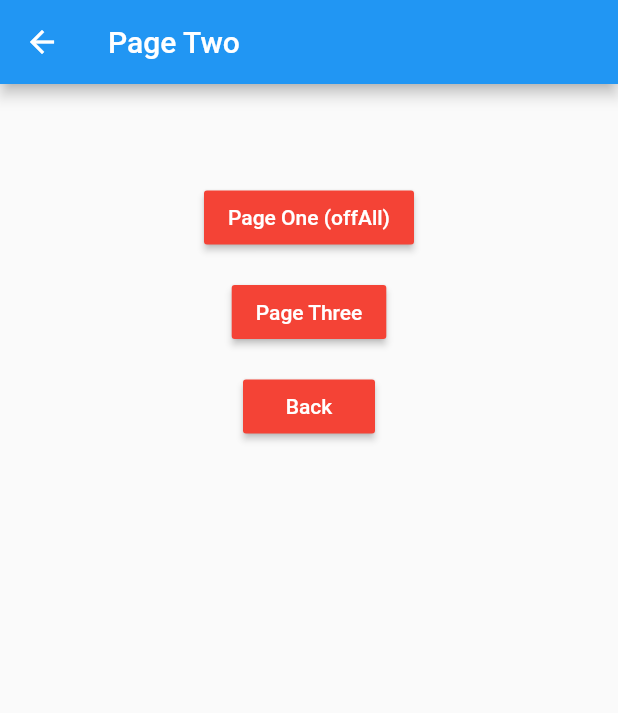
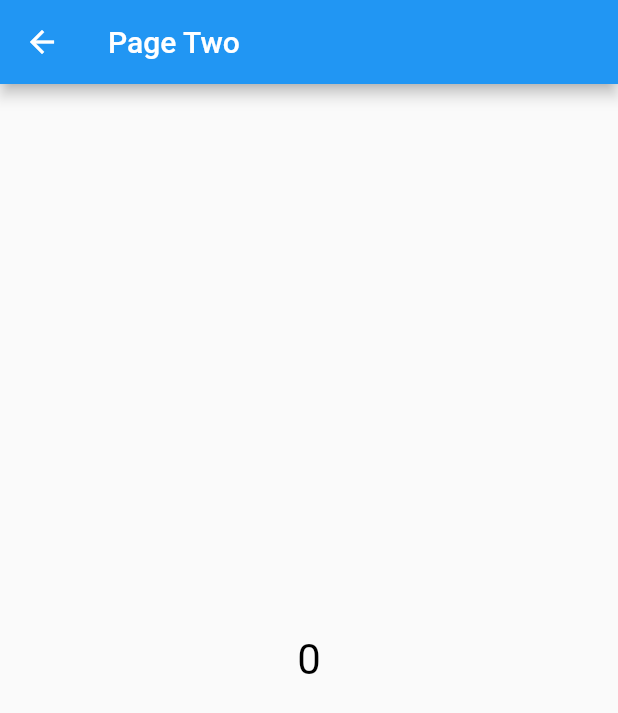
Before and after one commit to ImadDz-7/Learn-state-management-getx, a Flutter app: the PageTwoView screen opened directly, on a phone screen of 412 x 824 dp. Shown: the top 713 px of the screen. Run offline on Flutter 3.47's test engine with Material 2 defaults, Android fonts, the phone set to English and light mode, and no system bars; our stand-ins replace get.

Commit message:
Add Text widget in PageTwo to display the value of the counter when the permanent = true in put method in PageOne

```diff
--- a/lib/view/home_view.dart
+++ b/lib/view/home_view.dart
@@ -4,6 +4,7 @@ import 'package:learn_getx_app/controller/home_controller.dart';
 import 'package:learn_getx_app/view/page_four_view.dart';
 import 'package:learn_getx_app/view/page_one_view.dart';
 import 'package:learn_getx_app/view/page_three_view.dart';
+import 'package:learn_getx_app/view/page_two_view.dart';
 
 class HomeView extends StatelessWidget {
   HomeView({super.key});
@@ -24,21 +25,23 @@ class HomeView extends StatelessWidget {
           children: [
             MaterialButton(
               onPressed: () {
-                Get.to(PageOneView());
+                Get.to(() =>PageOneView());
               },
               color: Colors.red,
               child: const Text('Page One'),
             ),
             const SizedBox(height: 25),
             MaterialButton(
-              onPressed: () {},
+              onPressed: () {
+                Get.to(() => PageTwoView());
+              },
               color: Colors.red,
               child: const Text('Page Two'),
             ),
             const SizedBox(height: 25),
             MaterialButton(
               onPressed: () {
-                Get.to(PageThreeView());
+                Get.to(() => PageThreeView());
               },
               color: Colors.red,
               child: const Text('Page Three'),
--- a/lib/view/page_one_view.dart
+++ b/lib/view/page_one_view.dart
@@ -5,7 +5,7 @@ import 'package:learn_getx_app/controller/home_controller.dart';
 class PageOneView extends StatelessWidget {
   PageOneView({super.key});
 
-  HomeController controller = Get.put(HomeController());
+  HomeController controller = Get.put(HomeController(), permanent: true);
 
   @override
   Widget build(BuildContext context) {
--- a/lib/view/page_two_view.dart
+++ b/lib/view/page_two_view.dart
@@ -1,5 +1,6 @@
 import 'package:flutter/material.dart';
 import 'package:get/get.dart';
+import 'package:learn_getx_app/controller/home_controller.dart';
 import 'package:learn_getx_app/view/page_one_view.dart';
 import 'package:learn_getx_app/view/page_three_view.dart';
 
@@ -15,49 +16,19 @@ class PageTwoView extends StatelessWidget {
       body: Container(
         width: double.infinity,
         child: Column(
+          mainAxisAlignment: MainAxisAlignment.center,
           children: [
-            const SizedBox(height: 65),
-            MaterialButton(
-              onPressed: () {
-                Get.offAll( PageOneView());
-              },
-
-              color: Colors.red,
-              child: const Text(
-                'Page One (offAll)',
-                style: TextStyle(
-                  color: Colors.white,
-                ),
+            GetBuilder<HomeController>(
+              init: HomeController(),
+              builder: (controller){
+              return Text(
+              '${controller.counter}',
+              style: TextStyle(
+                color: Colors.black,
+                fontSize: 28,
               ),
-            ),
-            const SizedBox(height: 15),
-            MaterialButton(
-              onPressed: () {
-                Get.to(PageThreeView());
-              },
-
-              color: Colors.red,
-              child: const Text(
-                'Page Three',
-                style: TextStyle(
-                  color: Colors.white,
-                ),
-              ),
-            ),
-            const SizedBox(height: 15),
-            MaterialButton(
-              onPressed: () {
-                Get.back();
-              },
-
-              color: Colors.red,
-              child: const Text(
-                'Back',
-                style: TextStyle(
-                  color: Colors.white,
-                ),
-              ),
-            ),
+            );
+            },),
           ],
         ),
       ),
```
